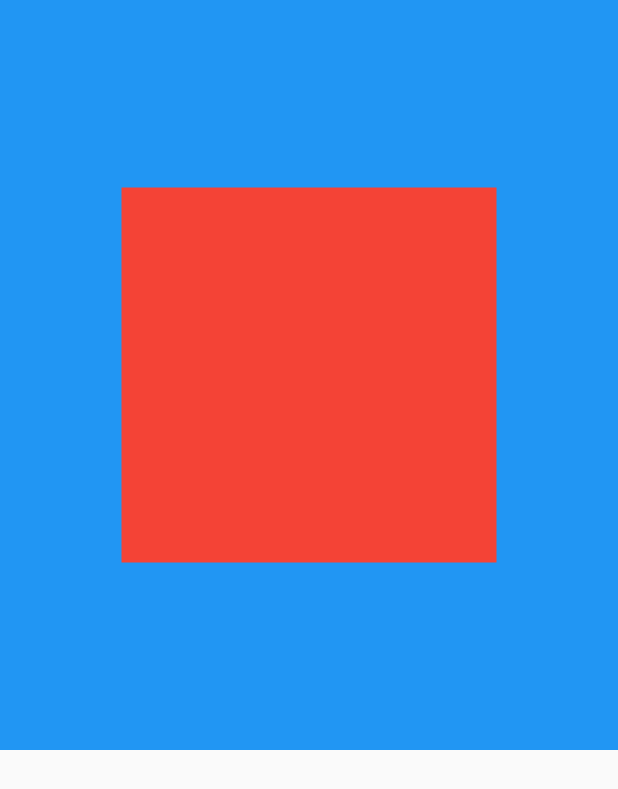
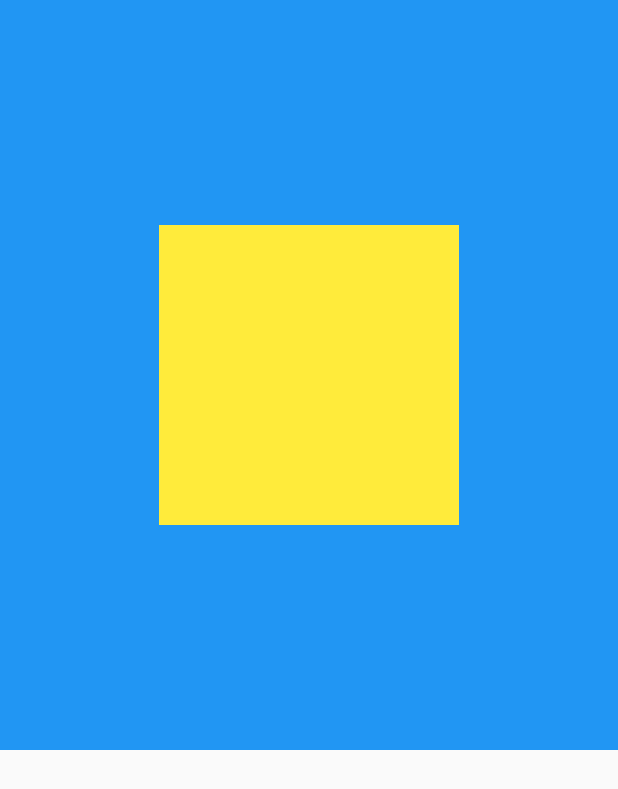
Before and after one commit to JangWoojun/flutter_layout, a Flutter app: the screen it shows after launch, on a phone screen of 412 x 824 dp. Shown: the top 789 px of the screen. Run offline on Flutter 3.47's test engine with Material 2 defaults, Android fonts, the phone set to English and light mode, and no system bars.

Commit message:
flutter의 제약 조건 BoxConstraints tight함

```diff
--- a/lib/main.dart
+++ b/lib/main.dart
@@ -30,15 +30,13 @@ class ConstraintsWidget extends StatelessWidget {
       color: Colors.blue,
       child: Center(
         child: Container(
-          constraints: const BoxConstraints(
-            minHeight: 200,
-            minWidth: 200,
-            maxHeight: 250,
-            maxWidth: 250
+          constraints: BoxConstraints.tight(Size(200, 200)), // tight는 빡빡함
+          color: Colors.red,
+          child: Container(
+            width: 50,
+            height: 50,
+            color: Colors.yellow,
           ),
-          height: 300,
-          width: 300,
-          color: Colors.red,
         ),
       ),
     );
```
